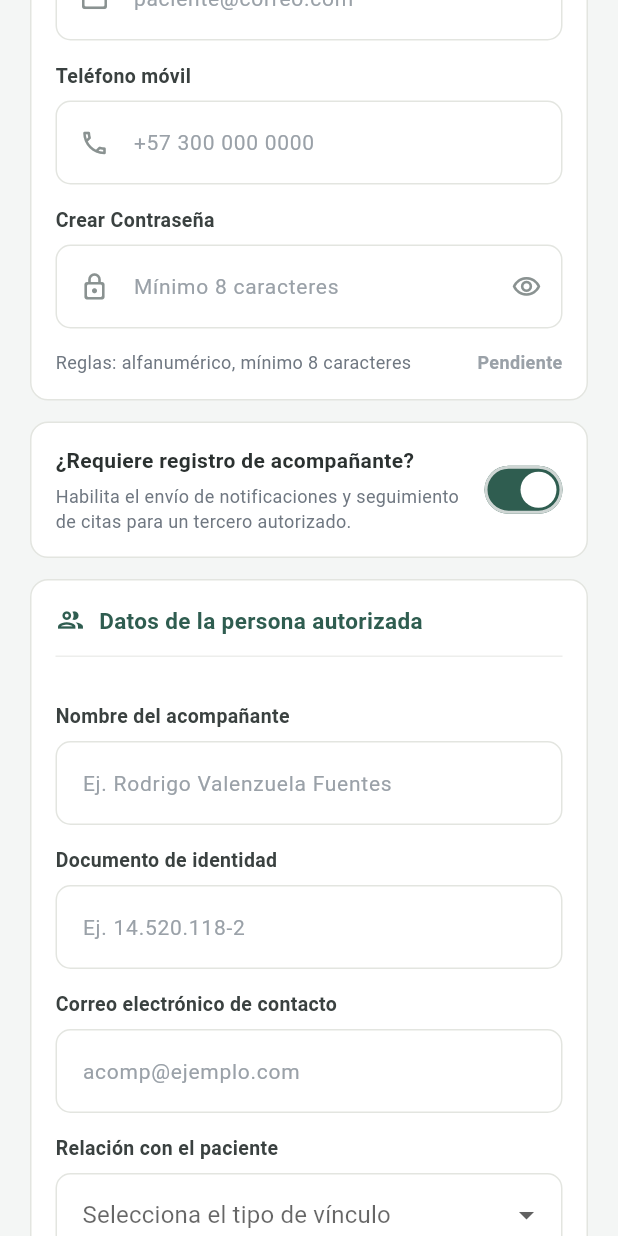
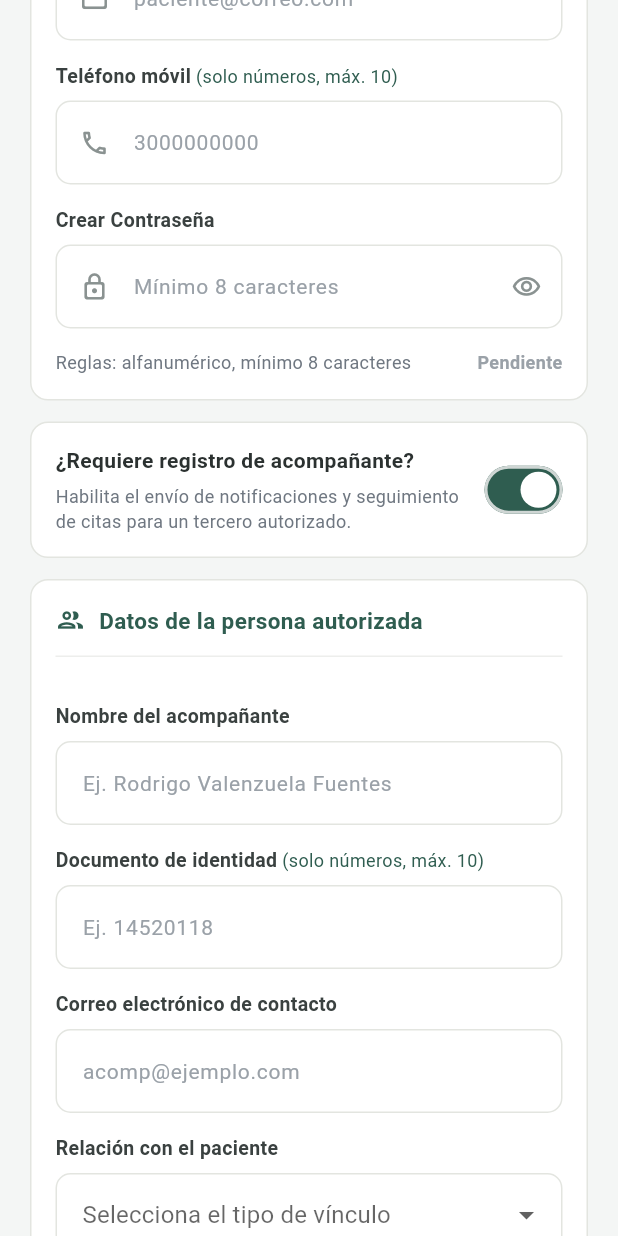
Before and after one commit to JoseAngelCasianiEcheverria/ProyectoSeguimientoPsicologico-Paciente, a Flutter app: the PacienteRegistroPage screen opened directly, scrolled down 576 dp, on a phone screen of 412 x 824 dp. Run offline on Flutter 3.47's test engine with Material 3 defaults, Android fonts, the phone set to English and light mode, and no system bars; our stand-ins replace image_picker, supabase_flutter; accounts and stored records are empty.

Commit message:
Fix: valida correo, documento y telefono en el registro

```diff
--- a/lib/paciente_registro.dart
+++ b/lib/paciente_registro.dart
@@ -1,4 +1,5 @@
 import 'package:flutter/material.dart';
+import 'package:flutter/services.dart';
 
 import 'core/app_config.dart';
 import 'design_system.dart';
@@ -14,8 +15,7 @@ class PacienteRegistroPage extends StatefulWidget {
   final PacienteAuth? auth;
 
   @override
-  State<PacienteRegistroPage> createState() =>
-      _PacienteRegistroPageState();
+  State<PacienteRegistroPage> createState() => _PacienteRegistroPageState();
 }
 
 class _PacienteRegistroPageState extends State<PacienteRegistroPage> {
@@ -50,14 +50,30 @@ class _PacienteRegistroPageState extends State<PacienteRegistroPage> {
     super.dispose();
   }
 
-  String? _required(String? value) =>
-      value == null || value.trim().isEmpty ? 'Este campo es obligatorio' : null;
+  String? _required(String? value) => value == null || value.trim().isEmpty
+      ? 'Este campo es obligatorio'
+      : null;
 
   String? _validEmail(String? value) {
     if (value == null || value.trim().isEmpty) return 'Ingresa tu correo';
-    if (!value.contains('@') || !value.contains('.')) {
+    final email = value.trim();
+    final emailPattern = RegExp(
+      r"^[A-Za-z0-9!#$%&'*+/=?^_`{|}~-]+(?:\.[A-Za-z0-9!#$%&'*+/=?^_`{|}~-]+)*@"
+      r"(?:[A-Za-z0-9](?:[A-Za-z0-9-]{0,61}[A-Za-z0-9])?\.)+[A-Za-z]{2,}$",
+    );
+    if (!emailPattern.hasMatch(email)) {
       return 'Ingresa un correo válido';
     }
+    return null;
+  }
+
+  String? _validateNumericId(String? value) {
+    final digits = value?.trim() ?? '';
+    if (digits.isEmpty) return 'Este campo es obligatorio';
+    if (!RegExp(r'^[0-9]+$').hasMatch(digits)) {
+      return 'Ingresa solo números';
+    }
+    if (digits.length > 10) return 'Máximo 10 dígitos';
     return null;
   }
 
@@ -105,14 +121,18 @@ class _PacienteRegistroPageState extends State<PacienteRegistroPage> {
 
     if (!resultado.exito) {
       ScaffoldMessenger.of(context).showSnackBar(
-        SnackBar(content: Text(resultado.mensaje ?? 'No pudimos crear la cuenta.')),
+        SnackBar(
+          content: Text(resultado.mensaje ?? 'No pudimos crear la cuenta.'),
+        ),
       );
       return;
     }
 
     if (resultado.requiereConfirmacion) {
       ScaffoldMessenger.of(context).showSnackBar(
-        const SnackBar(content: Text('Cuenta creada. Revisa tu correo para confirmarla.')),
+        const SnackBar(
+          content: Text('Cuenta creada. Revisa tu correo para confirmarla.'),
+        ),
       );
       Navigator.of(context).pushReplacement(
         MaterialPageRoute<void>(builder: (_) => const PacienteLoginPage()),
@@ -150,7 +170,8 @@ class _PacienteRegistroPageState extends State<PacienteRegistroPage> {
                           _buildHeader(),
                           const SizedBox(height: 16),
                           if (!AppConfig.isConfigured) _buildConnectionNotice(),
-                          if (!AppConfig.isConfigured) const SizedBox(height: 16),
+                          if (!AppConfig.isConfigured)
+                            const SizedBox(height: 16),
                           const SizedBox(height: 10),
                           const Text(
                             'Registro de Paciente',
@@ -202,7 +223,11 @@ class _PacienteRegistroPageState extends State<PacienteRegistroPage> {
       child: Row(
         crossAxisAlignment: CrossAxisAlignment.start,
         children: [
-          const Icon(Icons.cloud_off_rounded, size: 18, color: AppColors.inkSoft),
+          const Icon(
+            Icons.cloud_off_rounded,
+            size: 18,
+            color: AppColors.inkSoft,
+          ),
           const SizedBox(width: 10),
           Expanded(
             child: Text(
@@ -248,12 +273,16 @@ class _PacienteRegistroPageState extends State<PacienteRegistroPage> {
         ),
         LabeledField(
           label: 'Documento de identidad',
-          note: ' (Tarjeta / Cédula / DNI)',
+          note: ' (solo números, máx. 10)',
           controller: _document,
           hint: '10458034',
           icon: Icons.fingerprint_rounded,
-          validator: _required,
+          validator: _validateNumericId,
           keyboardType: TextInputType.number,
+          inputFormatters: [
+            FilteringTextInputFormatter.digitsOnly,
+            LengthLimitingTextInputFormatter(10),
+          ],
           textInputAction: TextInputAction.next,
         ),
         LabeledField(
@@ -267,11 +296,16 @@ class _PacienteRegistroPageState extends State<PacienteRegistroPage> {
         ),
         LabeledField(
           label: 'Teléfono móvil',
+          note: ' (solo números, máx. 10)',
           controller: _phone,
-          hint: '+57 300 000 0000',
+          hint: '3000000000',
           icon: Icons.call_outlined,
-          validator: _required,
-          keyboardType: TextInputType.phone,
+          validator: _validateNumericId,
+          keyboardType: TextInputType.number,
+          inputFormatters: [
+            FilteringTextInputFormatter.digitsOnly,
+            LengthLimitingTextInputFormatter(10),
+          ],
           textInputAction: TextInputAction.next,
         ),
         LabeledField(
@@ -284,7 +318,9 @@ class _PacienteRegistroPageState extends State<PacienteRegistroPage> {
           textInputAction: TextInputAction.done,
           onChanged: (_) => setState(() {}),
           suffix: IconButton(
-            tooltip: _showPassword ? 'Ocultar contraseña' : 'Mostrar contraseña',
+            tooltip: _showPassword
+                ? 'Ocultar contraseña'
+                : 'Mostrar contraseña',
             onPressed: () => setState(() => _showPassword = !_showPassword),
             icon: Icon(
               _showPassword
@@ -394,9 +430,14 @@ class _PacienteRegistroPageState extends State<PacienteRegistroPage> {
         LabeledField(
           label: 'Documento de identidad',
           controller: _companionDocument,
-          hint: 'Ej. 14.520.118-2',
-          validator: _required,
+          note: ' (solo números, máx. 10)',
+          hint: 'Ej. 14520118',
+          validator: _validateNumericId,
           keyboardType: TextInputType.number,
+          inputFormatters: [
+            FilteringTextInputFormatter.digitsOnly,
+            LengthLimitingTextInputFormatter(10),
+          ],
           textInputAction: TextInputAction.next,
         ),
         LabeledField(
@@ -459,7 +500,8 @@ class _PacienteRegistroPageState extends State<PacienteRegistroPage> {
                           ),
                         ),
                         TextSpan(
-                          text: ', el Consentimiento Informado para '
+                          text:
+                              ', el Consentimiento Informado para '
                               'Telemedicina y el registro de expediente '
                               'clínico.',
                         ),
@@ -501,9 +543,7 @@ class _RelationshipFieldState extends State<_RelationshipField> {
           isExpanded: true,
           validator: (value) =>
               value == null ? 'Selecciona una relación' : null,
-          decoration: appInputDecoration(
-            hint: 'Selecciona el tipo de vínculo',
-          ),
+          decoration: appInputDecoration(hint: 'Selecciona el tipo de vínculo'),
           items: const [
             DropdownMenuItem(
               value: 'Familiar directo',
--- a/lib/widgets.dart
+++ b/lib/widgets.dart
@@ -1,4 +1,5 @@
 import 'package:flutter/material.dart';
+import 'package:flutter/services.dart';
 
 import 'design_system.dart';
 
@@ -105,6 +106,7 @@ class LabeledField extends StatelessWidget {
     this.icon,
     this.validator,
     this.keyboardType,
+    this.inputFormatters,
     this.capitalization = TextCapitalization.none,
     this.obscureText = false,
     this.suffix,
@@ -127,6 +129,7 @@ class LabeledField extends StatelessWidget {
   final TextEditingController controller;
   final String? Function(String?)? validator;
   final TextInputType? keyboardType;
+  final List<TextInputFormatter>? inputFormatters;
   final TextCapitalization capitalization;
   final bool obscureText;
   final Widget? suffix;
@@ -145,6 +148,7 @@ class LabeledField extends StatelessWidget {
           controller: controller,
           validator: validator,
           keyboardType: keyboardType,
+          inputFormatters: inputFormatters,
           textCapitalization: capitalization,
           obscureText: obscureText,
           onChanged: onChanged,
```
Also changed, not shown: 1 other file. Lines whose indentation alone changed are shown as unchanged.
